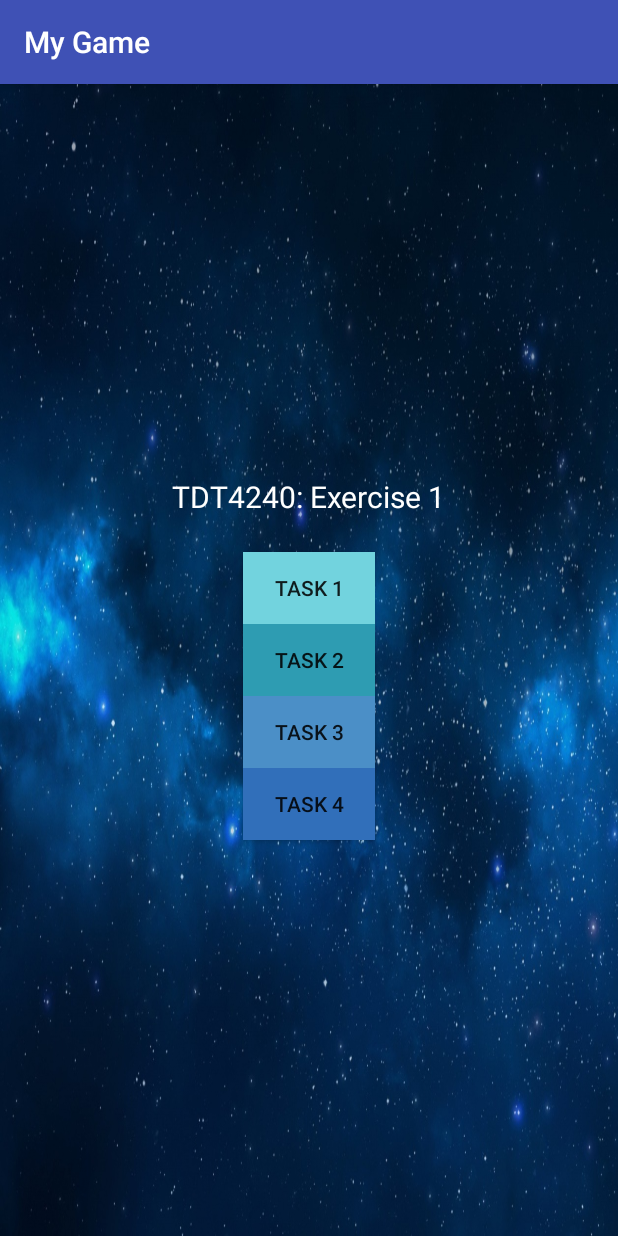
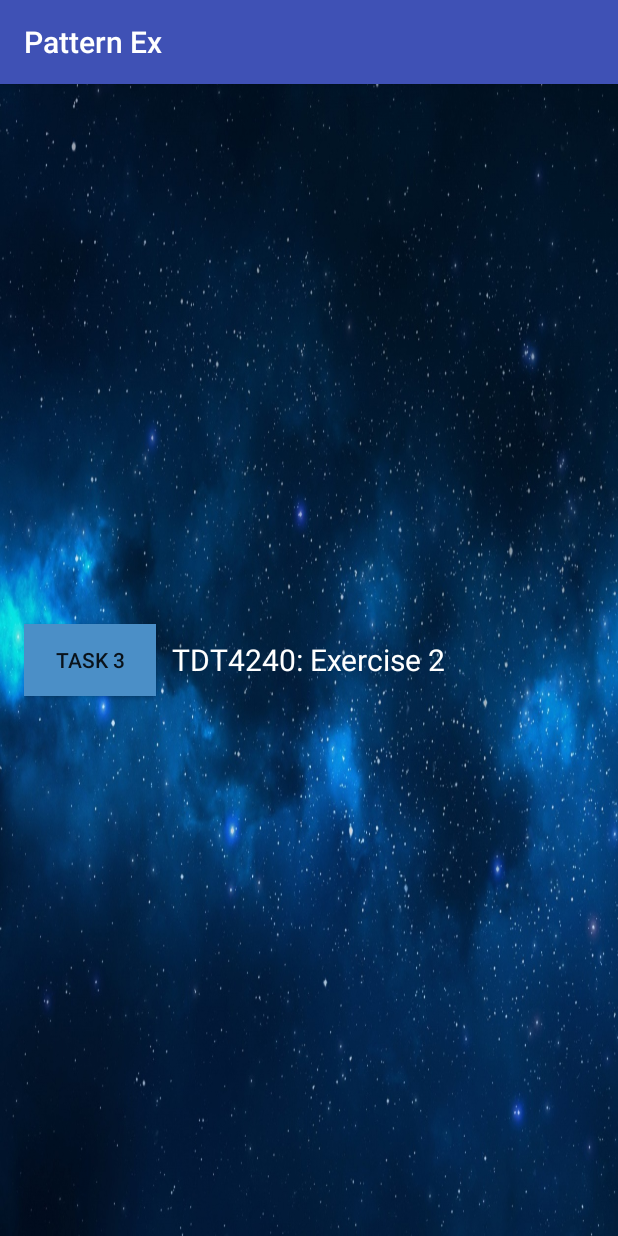
Before and after one commit to oleghansen/Android-Pattern-Exercise, an Android app: the screen it shows after launch (MainActivity), on a phone screen of 412 x 824 dp. Run offline under Robolectric (Android 15) with nearby library versions, the phone set to English and light mode, and no system bars.

```diff
--- a/app/src/main/java/com/example/ole/mygame/MainActivity.java
+++ b/app/src/main/java/com/example/ole/patternexercise/MainActivity.java
@@ -1,6 +1,4 @@
-package com.example.ole.mygame;
-
-import sheep.game.Game;
+package com.example.ole.patternexercise;
 
 import android.content.Intent;
 import android.os.Bundle;
@@ -11,53 +9,34 @@ import android.view.View;
 
 public class MainActivity extends AppCompatActivity{
 
-    private Button task1Btn, task2Btn, task3Btn, task4Btn;
-    private Game game;
+    private Button task3Btn;
+
     @Override
     protected void onCreate(Bundle savedInstanceState) {
         super.onCreate(savedInstanceState);
         setContentView(R.layout.activity_main);
 
+        // Binding to layout references
+        task3Btn = (Button)findViewById(R.id.task3Button);
 
-        // Binding to layout references
-        task1Btn = (Button)findViewById(R.id.task1Button);
-        task2Btn = (Button)findViewById(R.id.task2Button);
-        task3Btn = (Button)findViewById(R.id.task3Button);
-        task4Btn = (Button)findViewById(R.id.task4Button);
 
         // Give buttons onClickListener
-        task1Btn.setOnClickListener(onClickListener);
-        task2Btn.setOnClickListener(onClickListener);
         task3Btn.setOnClickListener(onClickListener);
-        task4Btn.setOnClickListener(onClickListener);
     }
 
     private OnClickListener onClickListener = new OnClickListener(){
                 @Override
                 public void onClick(View v)
                 {
-                    Intent startTask1 = new Intent("com.example.ole.mygame.TASK1ACTIVITY");
+                    Intent startTask1 = new Intent("com.example.ole.patternexercise.TASK1ACTIVITY");
                     startActivity(startTask1);
 
                     switch(v.getId())
                     {
-                        case R.id.task1Button:
-                            System.out.println("Pressed 'Task 1'");
-                            startTask1.putExtra("taskNumber", 1);
-                            break;
-                        case R.id.task2Button:
-                            System.out.println("Pressed 'Task 2'");
-                            startTask1.putExtra("taskNumber", 2);
-                            break;
                         case R.id.task3Button:
                             System.out.println("Pressed 'Task 3'");
                             startTask1.putExtra("taskNumber", 3);
                             break;
-                        case R.id.task4Button:
-                            System.out.println("Pressed 'Task 4'");
-                            startTask1.putExtra("taskNumber", 4);
-                            break;
-
                     }
                     startActivity(startTask1);
                 }
--- a/app/src/main/res/layout-land/activity_main.xml
+++ b/app/src/main/res/layout-land/activity_main.xml
@@ -7,37 +7,19 @@
     android:paddingLeft="@dimen/activity_horizontal_margin"
     android:paddingRight="@dimen/activity_horizontal_margin"
     android:paddingTop="@dimen/activity_vertical_margin"
-    tools:context="com.example.ole.mygame.MainActivity"
+    tools:context="com.example.ole.patternexercise.MainActivity"
     android:background="@drawable/backgroundstars2">
 
     <TextView
         android:layout_width="wrap_content"
         android:layout_height="wrap_content"
-        android:text="TDT4240: Exercise 1"
+        android:text="TDT4240: Exercise 2"
         android:id="@+id/textView2"
         android:layout_marginBottom="43dp"
         android:textColor="#ffffff"
         android:textSize="20dp"
-        android:layout_above="@+id/task1Button"
-        android:layout_centerHorizontal="true" />
-
-    <Button
-        android:layout_width="wrap_content"
-        android:layout_height="wrap_content"
-        android:text="Task 1"
-        android:id="@+id/task1Button"
-        android:background="#72d3de"
-        android:layout_centerVertical="true"
-        android:layout_toStartOf="@+id/textView2" />
-
-    <Button
-        android:layout_width="wrap_content"
-        android:layout_height="wrap_content"
-        android:text="Task 2"
-        android:id="@+id/task2Button"
-        android:background="#2e9cb2"
-        android:layout_alignTop="@+id/task1Button"
-        android:layout_toEndOf="@+id/task1Button" />
+        android:layout_centerHorizontal="true"
+        android:layout_centerVertical="true" />
 
     <Button
         android:layout_width="wrap_content"
@@ -45,16 +27,6 @@
         android:text="Task 3"
         android:id="@+id/task3Button"
         android:background="#4b8fc7"
-        android:layout_below="@+id/textView2"
-        android:layout_toEndOf="@+id/task2Button" />
-
-    <Button
-        android:layout_width="wrap_content"
-        android:layout_height="wrap_content"
-        android:text="Task 4"
-        android:id="@+id/task4Button"
-        android:background="#316fba"
-        android:layout_alignTop="@+id/task3Button"
-        android:layout_toEndOf="@+id/task3Button" />
+        android:layout_below="@+id/textView2" />
 
 </RelativeLayout>
--- a/app/src/main/res/layout/activity_main.xml
+++ b/app/src/main/res/layout/activity_main.xml
@@ -7,39 +7,19 @@
     android:paddingLeft="@dimen/activity_horizontal_margin"
     android:paddingRight="@dimen/activity_horizontal_margin"
     android:paddingTop="@dimen/activity_vertical_margin"
-    tools:context="com.example.ole.mygame.MainActivity"
+    tools:context="com.example.ole.patternexercise.MainActivity"
     android:background="@drawable/backgroundstars2">
 
     <TextView
         android:layout_width="wrap_content"
         android:layout_height="wrap_content"
-        android:text="TDT4240: Exercise 1"
+        android:text="TDT4240: Exercise 2"
         android:id="@+id/textView2"
         android:textColor="#ffffff"
         android:textSize="20dp"
-        android:layout_above="@+id/task1Button"
         android:layout_centerHorizontal="true"
-        android:layout_marginBottom="23dp" />
-
-    <Button
-        android:layout_width="wrap_content"
-        android:layout_height="wrap_content"
-        android:text="Task 1"
-        android:id="@+id/task1Button"
-        android:background="#72d3de"
-        android:textAlignment="center"
-        android:layout_above="@+id/task2Button"
-        android:layout_alignStart="@+id/task2Button" />
-
-    <Button
-        android:layout_width="wrap_content"
-        android:layout_height="wrap_content"
-        android:text="Task 2"
-        android:id="@+id/task2Button"
-        android:background="#2e9cb2"
-        android:textAlignment="center"
-        android:layout_centerVertical="true"
-        android:layout_centerHorizontal="true" />
+        android:layout_marginBottom="23dp"
+        android:layout_centerVertical="true" />
 
     <Button
         android:layout_width="wrap_content"
@@ -48,17 +28,6 @@
         android:id="@+id/task3Button"
         android:background="#4b8fc7"
         android:textAlignment="center"
-        android:layout_below="@+id/task2Button"
-        android:layout_alignStart="@+id/task4Button" />
-
-    <Button
-        android:layout_width="wrap_content"
-        android:layout_height="wrap_content"
-        android:text="Task 4"
-        android:id="@+id/task4Button"
-        android:background="#316fba"
-        android:textAlignment="center"
-        android:layout_below="@+id/task3Button"
-        android:layout_alignStart="@+id/task2Button" />
+        android:layout_centerVertical="true" />
 
 </RelativeLayout>
--- a/app/src/main/res/values/strings.xml
+++ b/app/src/main/res/values/strings.xml
@@ -1,3 +1,3 @@
 <resources>
-    <string name="app_name">My Game</string>
+    <string name="app_name">Pattern Ex</string>
 </resources>
```
Also changed, not shown: app/src/main/AndroidManifest.xml (+5 -5 lines), app/src/main/java/com/example/ole/mygame/Game1Screen.java (deleted, +0 -85 lines), app/src/main/java/com/example/ole/mygame/Game2Screen.java (deleted, +0 -110 lines), app/src/main/java/com/example/ole/mygame/Pong.java (deleted, +0 -174 lines), app/src/main/java/com/example/ole/patternexercise/GameScreen.java (renamed from app/src/main/java/com/example/ole/mygame/Game3Screen.java, +13 -11 lines), app/src/main/java/com/example/ole/patternexercise/TaskActivity.java (renamed from app/src/main/java/com/example/ole/mygame/TaskActivity.java, +4 -15 lines), app/src/main/res/drawable/backgroundstars3.png (added), app/src/main/res/drawable/midwall.png (added), app/src/main/res/drawable/ufo.png (added), 3 other files.
